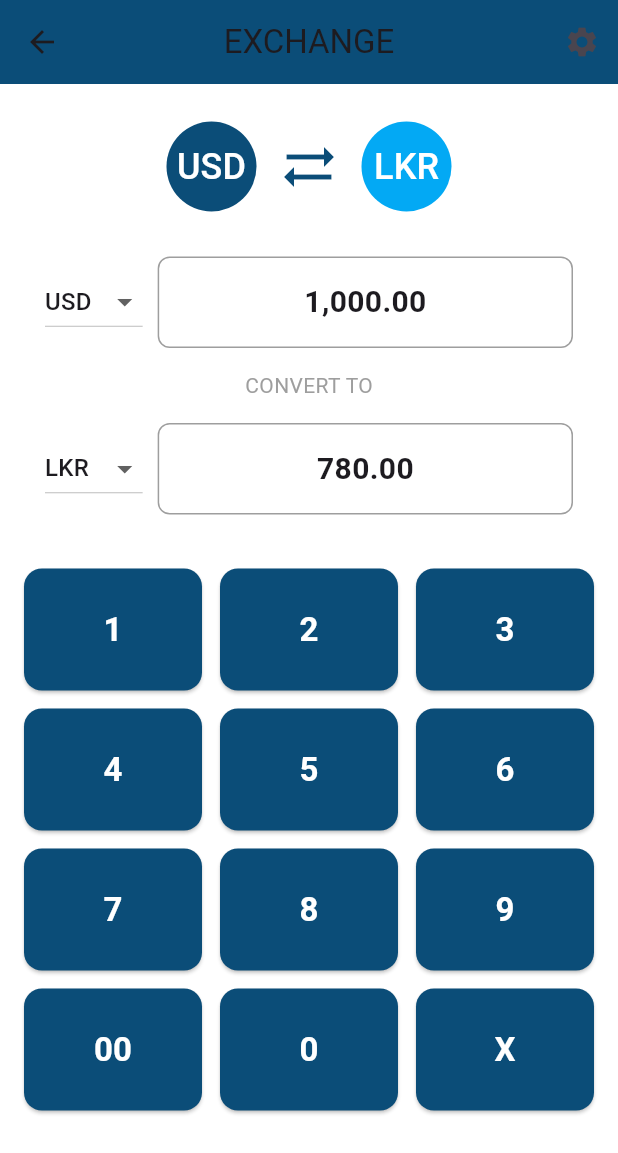
After one commit to Uc54834/Bank_app, a Flutter app: the ExchangePage screen opened directly, on a phone screen of 412 x 824 dp. The commit adds this screen. Shown: the top 1153 px of the screen. Run offline on Flutter 3.47's test engine with Material 3 defaults, Android fonts, the phone set to English and light mode, and no system bars.

Commit message:
Add currency exchange page UI

```diff
--- a/banck_app/lib/pages/add_card_page.dart
+++ b/banck_app/lib/pages/add_card_page.dart
@@ -129,7 +129,10 @@ class AddCardPage extends StatelessWidget {
                   backgroundColor: const Color(0xFF0B4D78),
                 ),
                 onPressed: () {},
-                child: const Text('LINK CARD',style: TextStyle(color: Color.fromARGB(255, 255, 255, 255),)),
+                child: const Text(
+                  'LINK CARD',
+                  style: TextStyle(color: Color.fromARGB(255, 255, 255, 255)),
+                ),
               ),
             ),
 
--- /dev/null
+++ b/banck_app/lib/pages/exchange_page.dart
@@ -0,0 +1,161 @@
+import 'package:flutter/material.dart';
+
+class ExchangePage extends StatefulWidget {
+  const ExchangePage({super.key});
+
+  @override
+  State<ExchangePage> createState() => _ExchangePageState();
+}
+
+class _ExchangePageState extends State<ExchangePage> {
+  String fromCurrency = 'USD';
+  String toCurrency = 'LKR';
+
+  @override
+  Widget build(BuildContext context) {
+    return Scaffold(
+      backgroundColor: Colors.white,
+      appBar: AppBar(
+        backgroundColor: const Color(0xFF0B4D78),
+        leading: IconButton(
+          icon: const Icon(Icons.arrow_back),
+          onPressed: () => Navigator.pop(context),
+        ),
+        title: const Text('EXCHANGE'),
+        centerTitle: true,
+        actions: [
+          IconButton(icon: const Icon(Icons.settings), onPressed: () {}),
+        ],
+      ),
+      body: Column(
+        children: [
+          const SizedBox(height: 25),
+
+          // Currency icons
+          Row(
+            mainAxisAlignment: MainAxisAlignment.center,
+            children: const [
+              CircleAvatar(
+                radius: 30,
+                backgroundColor: Color(0xFF0B4D78),
+                child: Text(
+                  'USD',
+                  style: TextStyle(color: Colors.white, fontSize: 24),
+                ),
+              ),
+              SizedBox(width: 15),
+              Icon(Icons.sync_alt, size: 40, color: Color(0xFF0B4D78)),
+              SizedBox(width: 15),
+              CircleAvatar(
+                radius: 30,
+                backgroundColor: Colors.lightBlue,
+                child: Text(
+                  'LKR',
+                  style: TextStyle(color: Colors.white, fontSize: 24),
+                ),
+              ),
+            ],
+          ),
+
+          const SizedBox(height: 30),
+
+          _amountField(fromCurrency, '1,000.00', true),
+
+          const SizedBox(height: 15),
+          const Text('CONVERT TO', style: TextStyle(color: Colors.grey)),
+          const SizedBox(height: 15),
+
+          _amountField(toCurrency, '780.00', false),
+
+          const SizedBox(height: 20),
+
+          // Number pad
+          Expanded(
+            child: GridView.count(
+              crossAxisCount: 3,
+              padding: const EdgeInsets.all(10),
+              childAspectRatio: 1.4,
+              children: [
+                ...List.generate(9, (index) => _keyButton('${index + 1}')),
+                _keyButton('00'),
+                _keyButton('0'),
+                _keyButton('X'),
+              ],
+            ),
+          ),
+        ],
+      ),
+    );
+  }
+
+  // Amount field widget
+  Widget _amountField(String currency, String value, bool isFrom) {
+    return Padding(
+      padding: const EdgeInsets.symmetric(horizontal: 30),
+      child: Row(
+        children: [
+          DropdownButton<String>(
+            value: currency,
+            items: const [
+              DropdownMenuItem(value: 'USD', child: Text('USD')),
+              DropdownMenuItem(value: 'LKR', child: Text('LKR')),
+              DropdownMenuItem(value: 'EURO', child: Text('EURO')),
+            ],
+            onChanged: (val) {
+              setState(() {
+                if (isFrom) {
+                  fromCurrency = val!;
+                } else {
+                  toCurrency = val!;
+                }
+              });
+            },
+          ),
+          const SizedBox(width: 10),
+          Expanded(
+            child: Container(
+              padding: const EdgeInsets.symmetric(vertical: 15),
+              decoration: BoxDecoration(
+                border: Border.all(color: Colors.grey),
+                borderRadius: BorderRadius.circular(8),
+              ),
+              child: Center(
+                child: Text(
+                  value,
+                  style: const TextStyle(
+                    fontSize: 20,
+                    fontWeight: FontWeight.bold,
+                  ),
+                ),
+              ),
+            ),
+          ),
+        ],
+      ),
+    );
+  }
+
+  // Number pad button (WHITE text)
+  Widget _keyButton(String text) {
+    return Padding(
+      padding: const EdgeInsets.all(6),
+      child: ElevatedButton(
+        style: ElevatedButton.styleFrom(
+          backgroundColor: const Color(0xFF0B4D78),
+          shape: RoundedRectangleBorder(
+            borderRadius: BorderRadius.circular(12),
+          ),
+        ),
+        onPressed: () {},
+        child: Text(
+          text,
+          style: const TextStyle(
+            fontSize: 22,
+            color: Colors.white, // ✅ WHITE NUMBER
+            fontWeight: FontWeight.bold,
+          ),
+        ),
+      ),
+    );
+  }
+}
--- a/banck_app/lib/pages/home_page.dart
+++ b/banck_app/lib/pages/home_page.dart
@@ -4,6 +4,7 @@ import 'add_card_page.dart';
 import 'transaction_page.dart';
 import 'transaction_history_page.dart';
 import 'payment.dart';
+import 'exchange_page.dart';
 
 class HomePage extends StatelessWidget {
   const HomePage({super.key});
@@ -204,9 +205,7 @@ class HomePage extends StatelessWidget {
       child: Column(
         children: [
           DrawerHeader(
-            decoration: const BoxDecoration(
-              color: Color(0xFF0B4D78),
-            ),
+            decoration: const BoxDecoration(color: Color(0xFF0B4D78)),
             child: Column(
               crossAxisAlignment: CrossAxisAlignment.start,
               children: const [
@@ -259,7 +258,10 @@ class HomePage extends StatelessWidget {
             title: const Text('Exchange Money'),
             onTap: () {
               Navigator.pop(context);
-              // TODO: Navigate to BillsPage
+              Navigator.push(
+                context,
+                MaterialPageRoute(builder: (context) => const ExchangePage()),
+              );
             },
           ),
         ],
```
